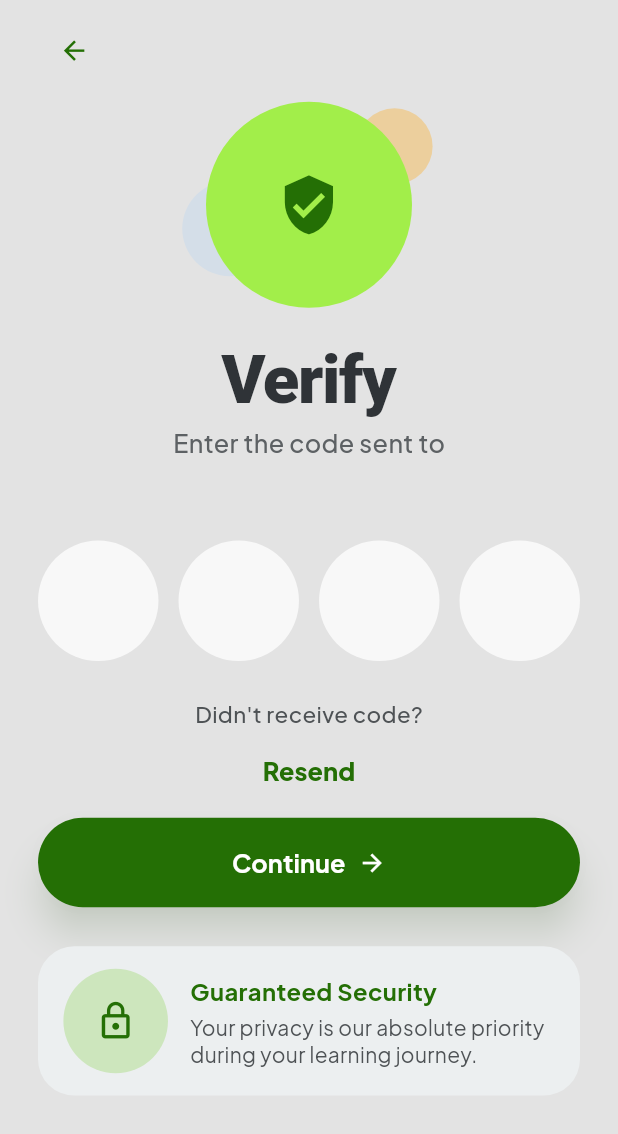
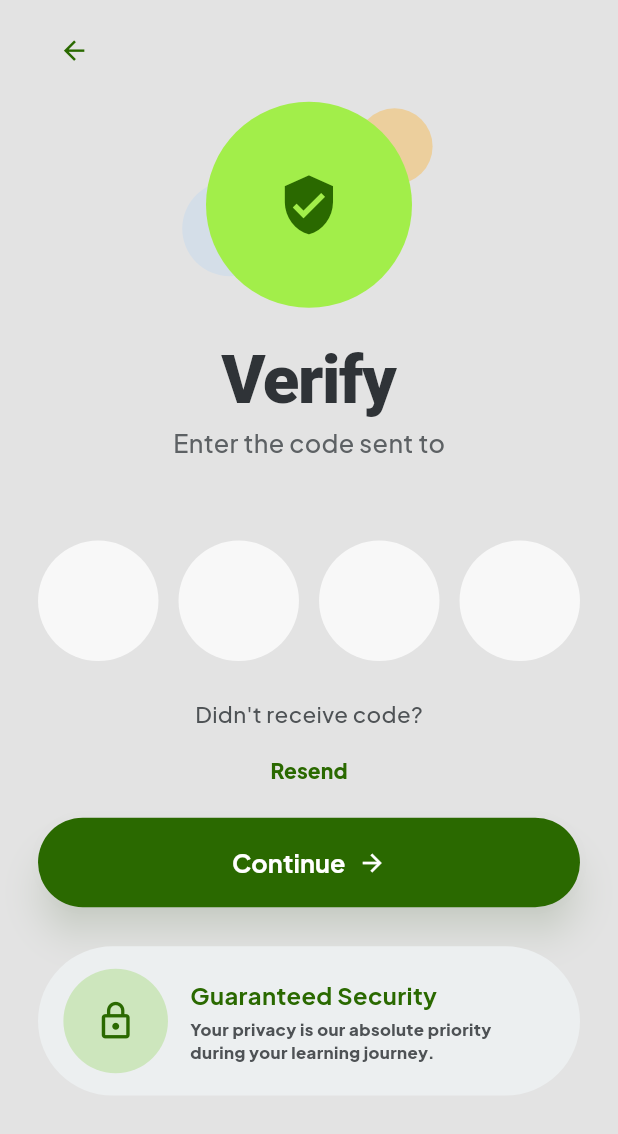
Before and after one commit to AminulSagor/italy_app, a Flutter app: the OtpView screen opened by its route, on a phone screen of 412 x 824 dp. Shown: the top 1134 px of the screen. Run offline on Flutter 3.47's test engine with Material 3 defaults, Android fonts, the phone set to English and light mode, and no system bars; our stand-ins replace flutter_screenutil, get, google_fonts, shared_preferences; accounts and stored records are empty.

Commit message:
refactor: update primaryGreen color and adjust styles in OTP and AccountCreated views

```diff
--- a/lib/core/themes/app_theme.dart
+++ b/lib/core/themes/app_theme.dart
@@ -5,7 +5,7 @@ import 'package:google_fonts/google_fonts.dart';
 class AppTheme {
   AppTheme._();
 
-  static const Color primaryGreen = Color(0xFF246F05);
+  static const Color primaryGreen = Color(0xFF2A6900);
   static const Color scaffoldBackground = Color(0xFFE3E3E3);
   static const Color white = Colors.white;
   static const Color headerText = Color(0xFF2F3337);
--- a/lib/modules/auth/Signup/OTP_view.dart
+++ b/lib/modules/auth/Signup/OTP_view.dart
@@ -109,8 +109,8 @@ class OtpView extends GetView<SignupController> {
                           'resend'.tr,
                             style: TextStyle(
                               color: AppTheme.primaryGreen,
-                              fontSize: 18.sp,
-                              fontWeight: FontWeight.w800,
+                              fontSize: 15.sp,
+                              fontWeight: FontWeight.w900,
                             ),
                           ),
                   ),
@@ -174,7 +174,7 @@ class OtpView extends GetView<SignupController> {
                 padding: EdgeInsets.symmetric(horizontal: 16.w, vertical: 16.h),
                 decoration: BoxDecoration(
                   color: const Color(0xFFECEFF0),
-                  borderRadius: BorderRadius.circular(26.r),
+                  borderRadius: BorderRadius.circular(68.r),
                 ),
                 child: Row(
                   children: <Widget>[
@@ -209,8 +209,9 @@ class OtpView extends GetView<SignupController> {
                             'otp_security_desc'.tr,
                             style: TextStyle(
                               color: const Color(0xFF4E5255),
-                              fontSize: 15.sp,
+                              fontSize: 12.sp,
                               height: 1.3,
+                              fontWeight: FontWeight.w800,
                             ),
                           ),
                         ],
```
Also changed, not shown: lib/modules/auth/Signup/account_created.dart (+25 -4 lines).
